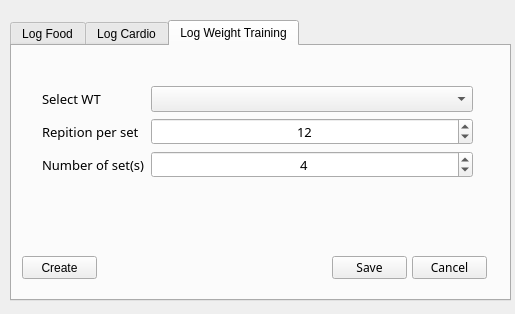
Above: log.ui from Thossakrai/FitLog before the change. Below: the same form after it.
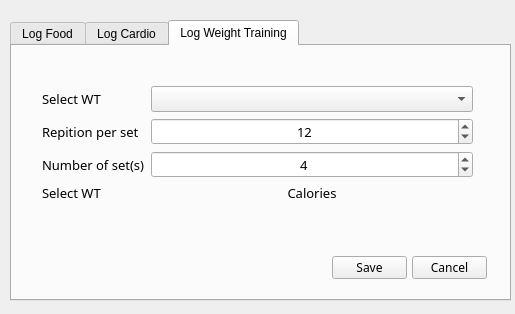
That is the form after the change. The open tabs and pages were chosen to show the change.

```diff
--- a/log.ui
+++ b/log.ui
@@ -445,19 +445,6 @@
       <string>Create</string>
      </property>
     </widget>
-    <widget class="QPushButton" name="pushButton_createfood_3">
-     <property name="geometry">
-      <rect>
-       <x>10</x>
-       <y>210</y>
-       <width>75</width>
-       <height>23</height>
-      </rect>
-     </property>
-     <property name="text">
-      <string>Create</string>
-     </property>
-    </widget>
     <widget class="QPushButton" name="pushButton_saveweight">
      <property name="geometry">
       <rect>
@@ -500,7 +487,7 @@
        <x>30</x>
        <y>40</y>
        <width>431</width>
-       <height>111</height>
+       <height>122</height>
       </rect>
      </property>
      <layout class="QFormLayout" name="formLayout_3">
@@ -597,6 +584,35 @@
         </property>
        </widget>
       </item>
+      <item row="3" column="0">
+       <widget class="QLabel" name="label_12">
+        <property name="font">
+         <font>
+          <family>Prompt</family>
+          <pointsize>10</pointsize>
+         </font>
+        </property>
+        <property name="text">
+         <string>Select WT</string>
+        </property>
+       </widget>
+      </item>
+      <item row="3" column="1">
+       <widget class="QLabel" name="label_calperrep">
+        <property name="font">
+         <font>
+          <family>Prompt</family>
+          <pointsize>10</pointsize>
+         </font>
+        </property>
+        <property name="text">
+         <string>Calories</string>
+        </property>
+        <property name="alignment">
+         <set>Qt::AlignCenter</set>
+        </property>
+       </widget>
+      </item>
      </layout>
     </widget>
    </widget>
```
Left out of the diff: 38 changed lines with no effect on the pictures.
